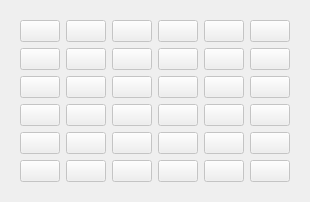
Before: the Qt Designer form src/gui/magictable.ui in sigidagi/chimpanse, drawn with Qt 5.
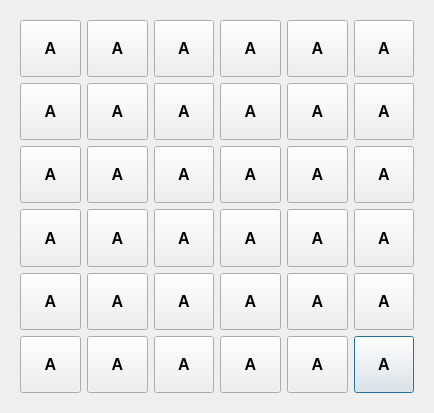
After: the same form once the commit is applied.

Diff of the .ui file:
```diff
--- a/src/gui/magictable.ui
+++ b/src/gui/magictable.ui
@@ -3,7 +3,15 @@
  <class>MagicTable</class>
  <widget class="QDialog" name="MagicTable">
   <property name="enabled">
-   <bool>false</bool>
+   <bool>true</bool>
+  </property>
+  <property name="geometry">
+   <rect>
+    <x>0</x>
+    <y>0</y>
+    <width>434</width>
+    <height>413</height>
+   </rect>
   </property>
   <property name="minimumSize">
    <size>
@@ -21,34 +29,26 @@
    <string>Dialog</string>
   </property>
   <layout class="QGridLayout" name="gridLayout_2">
-   <item row="0" column="0">
+   <item row="1" column="1">
     <widget class="QWidget" name="container" native="true">
-     <layout class="QGridLayout" name="gridLayout">
-      <item row="0" column="0">
-       <layout class="QGridLayout" name="layout">
-        <item row="2" column="5">
-         <widget class="QPushButton" name="field33">
+     <layout class="QGridLayout" name="gridLayout_3">
+      <item row="5" column="5">
+       <widget class="QPushButton" name="field36">
           <property name="sizePolicy">
            <sizepolicy hsizetype="Preferred" vsizetype="Preferred">
             <horstretch>0</horstretch>
             <verstretch>0</verstretch>
            </sizepolicy>
           </property>
-          <property name="text">
-           <string/>
-          </property>
-         </widget>
-        </item>
-        <item row="4" column="5">
-         <widget class="QPushButton" name="field35">
-          <property name="sizePolicy">
-           <sizepolicy hsizetype="Preferred" vsizetype="Preferred">
-            <horstretch>0</horstretch>
-            <verstretch>0</verstretch>
-           </sizepolicy>
-          </property>
+        <property name="font">
+         <font>
+          <pointsize>12</pointsize>
+          <weight>75</weight>
+          <bold>true</bold>
+         </font>
+        </property>
           <property name="text">
-           <string/>
+         <string>A</string>
           </property>
          </widget>
         </item>
@@ -60,8 +60,35 @@
             <verstretch>0</verstretch>
            </sizepolicy>
           </property>
+        <property name="font">
+         <font>
+          <pointsize>12</pointsize>
+          <weight>75</weight>
+          <bold>true</bold>
+         </font>
+        </property>
           <property name="text">
-           <string/>
+         <string>A</string>
+        </property>
+       </widget>
+      </item>
+      <item row="4" column="5">
+       <widget class="QPushButton" name="field35">
+        <property name="sizePolicy">
+         <sizepolicy hsizetype="Preferred" vsizetype="Preferred">
+          <horstretch>0</horstretch>
+          <verstretch>0</verstretch>
+         </sizepolicy>
+        </property>
+        <property name="font">
+         <font>
+          <pointsize>12</pointsize>
+          <weight>75</weight>
+          <bold>true</bold>
+         </font>
+        </property>
+        <property name="text">
+         <string>A</string>
           </property>
          </widget>
         </item>
@@ -73,8 +100,15 @@
             <verstretch>0</verstretch>
            </sizepolicy>
           </property>
+        <property name="font">
+         <font>
+          <pointsize>12</pointsize>
+          <weight>75</weight>
+          <bold>true</bold>
+         </font>
+        </property>
           <property name="text">
-           <string/>
+         <string>A</string>
           </property>
          </widget>
         </item>
@@ -86,8 +120,15 @@
             <verstretch>0</verstretch>
            </sizepolicy>
           </property>
+        <property name="font">
+         <font>
+          <pointsize>12</pointsize>
+          <weight>75</weight>
+          <bold>true</bold>
+         </font>
+        </property>
           <property name="text">
-           <string/>
+         <string>A</string>
           </property>
          </widget>
         </item>
@@ -99,8 +140,15 @@
             <verstretch>0</verstretch>
            </sizepolicy>
           </property>
+        <property name="font">
+         <font>
+          <pointsize>12</pointsize>
+          <weight>75</weight>
+          <bold>true</bold>
+         </font>
+        </property>
           <property name="text">
-           <string/>
+         <string>A</string>
           </property>
          </widget>
         </item>
@@ -112,8 +160,15 @@
             <verstretch>0</verstretch>
            </sizepolicy>
           </property>
+        <property name="font">
+         <font>
+          <pointsize>12</pointsize>
+          <weight>75</weight>
+          <bold>true</bold>
+         </font>
+        </property>
           <property name="text">
-           <string/>
+         <string>A</string>
           </property>
          </widget>
         </item>
@@ -125,8 +180,15 @@
             <verstretch>0</verstretch>
            </sizepolicy>
           </property>
+        <property name="font">
+         <font>
+          <pointsize>12</pointsize>
+          <weight>75</weight>
+          <bold>true</bold>
+         </font>
+        </property>
           <property name="text">
-           <string/>
+         <string>A</string>
           </property>
          </widget>
         </item>
@@ -138,8 +200,15 @@
             <verstretch>0</verstretch>
            </sizepolicy>
           </property>
+        <property name="font">
+         <font>
+          <pointsize>12</pointsize>
+          <weight>75</weight>
+          <bold>true</bold>
+         </font>
+        </property>
           <property name="text">
-           <string/>
+         <string>A</string>
           </property>
          </widget>
         </item>
@@ -151,21 +220,15 @@
             <verstretch>0</verstretch>
            </sizepolicy>
           </property>
-          <property name="text">
-           <string/>
-          </property>
-         </widget>
-        </item>
-        <item row="5" column="5">
-         <widget class="QPushButton" name="field36">
-          <property name="sizePolicy">
-           <sizepolicy hsizetype="Preferred" vsizetype="Preferred">
-            <horstretch>0</horstretch>
-            <verstretch>0</verstretch>
-           </sizepolicy>
-          </property>
+        <property name="font">
+         <font>
+          <pointsize>12</pointsize>
+          <weight>75</weight>
+          <bold>true</bold>
+         </font>
+        </property>
           <property name="text">
-           <string/>
+         <string>A</string>
           </property>
          </widget>
         </item>
@@ -177,8 +240,15 @@
             <verstretch>0</verstretch>
            </sizepolicy>
           </property>
+        <property name="font">
+         <font>
+          <pointsize>12</pointsize>
+          <weight>75</weight>
+          <bold>true</bold>
+         </font>
+        </property>
           <property name="text">
-           <string/>
+         <string>A</string>
           </property>
          </widget>
         </item>
@@ -190,8 +260,15 @@
             <verstretch>0</verstretch>
            </sizepolicy>
           </property>
+        <property name="font">
+         <font>
+          <pointsize>12</pointsize>
+          <weight>75</weight>
+          <bold>true</bold>
+         </font>
+        </property>
           <property name="text">
-           <string/>
+         <string>A</string>
           </property>
          </widget>
         </item>
@@ -203,8 +280,15 @@
             <verstretch>0</verstretch>
            </sizepolicy>
           </property>
+        <property name="font">
+         <font>
+          <pointsize>12</pointsize>
+          <weight>75</weight>
+          <bold>true</bold>
+         </font>
+        </property>
           <property name="text">
-           <string/>
+         <string>A</string>
           </property>
          </widget>
         </item>
@@ -216,8 +300,15 @@
             <verstretch>0</verstretch>
            </sizepolicy>
           </property>
+        <property name="font">
+         <font>
+          <pointsize>12</pointsize>
+          <weight>75</weight>
+          <bold>true</bold>
+         </font>
+        </property>
           <property name="text">
-           <string/>
+         <string>A</string>
           </property>
          </widget>
         </item>
@@ -229,8 +320,15 @@
             <verstretch>0</verstretch>
            </sizepolicy>
           </property>
+        <property name="font">
+         <font>
+          <pointsize>12</pointsize>
+          <weight>75</weight>
+          <bold>true</bold>
+         </font>
+        </property>
           <property name="text">
-           <string/>
+         <string>A</string>
           </property>
          </widget>
         </item>
@@ -242,8 +340,15 @@
             <verstretch>0</verstretch>
            </sizepolicy>
           </property>
+        <property name="font">
+         <font>
+          <pointsize>12</pointsize>
+          <weight>75</weight>
+          <bold>true</bold>
+         </font>
+        </property>
           <property name="text">
-           <string/>
+         <string>A</string>
           </property>
          </widget>
         </item>
@@ -255,8 +360,15 @@
             <verstretch>0</verstretch>
            </sizepolicy>
           </property>
+        <property name="font">
+         <font>
+          <pointsize>12</pointsize>
+          <weight>75</weight>
+          <bold>true</bold>
+         </font>
+        </property>
           <property name="text">
-           <string/>
+         <string>A</string>
           </property>
          </widget>
         </item>
@@ -268,8 +380,15 @@
             <verstretch>0</verstretch>
            </sizepolicy>
           </property>
+        <property name="font">
+         <font>
+          <pointsize>12</pointsize>
+          <weight>75</weight>
+          <bold>true</bold>
+         </font>
+        </property>
           <property name="text">
-           <string/>
+         <string>A</string>
           </property>
          </widget>
         </item>
@@ -281,8 +400,15 @@
             <verstretch>0</verstretch>
            </sizepolicy>
           </property>
+        <property name="font">
+         <font>
+          <pointsize>12</pointsize>
+          <weight>75</weight>
+          <bold>true</bold>
+         </font>
+        </property>
           <property name="text">
-           <string/>
+         <string>A</string>
           </property>
          </widget>
         </item>
@@ -294,8 +420,15 @@
             <verstretch>0</verstretch>
            </sizepolicy>
           </property>
+        <property name="font">
+         <font>
+          <pointsize>12</pointsize>
+          <weight>75</weight>
+          <bold>true</bold>
+         </font>
+        </property>
           <property name="text">
-           <string/>
+         <string>A</string>
           </property>
          </widget>
         </item>
@@ -307,8 +440,15 @@
             <verstretch>0</verstretch>
            </sizepolicy>
           </property>
+        <property name="font">
+         <font>
+          <pointsize>12</pointsize>
+          <weight>75</weight>
+          <bold>true</bold>
+         </font>
+        </property>
           <property name="text">
-           <string/>
+         <string>A</string>
           </property>
          </widget>
         </item>
@@ -320,8 +460,15 @@
             <verstretch>0</verstretch>
            </sizepolicy>
           </property>
+        <property name="font">
+         <font>
+          <pointsize>12</pointsize>
+          <weight>75</weight>
+          <bold>true</bold>
+         </font>
+        </property>
           <property name="text">
-           <string/>
+         <string>A</string>
           </property>
          </widget>
         </item>
@@ -333,47 +480,75 @@
             <verstretch>0</verstretch>
            </sizepolicy>
           </property>
+        <property name="font">
+         <font>
+          <pointsize>12</pointsize>
+          <weight>75</weight>
+          <bold>true</bold>
+         </font>
+        </property>
           <property name="text">
-           <string/>
+         <string>A</string>
           </property>
          </widget>
         </item>
         <item row="0" column="1">
-         <widget class="QPushButton" name="field07">
+       <widget class="QPushButton" name="field7">
           <property name="sizePolicy">
            <sizepolicy hsizetype="Preferred" vsizetype="Preferred">
             <horstretch>0</horstretch>
             <verstretch>0</verstretch>
            </sizepolicy>
           </property>
+        <property name="font">
+         <font>
+          <pointsize>12</pointsize>
+          <weight>75</weight>
+          <bold>true</bold>
+         </font>
+        </property>
           <property name="text">
-           <string/>
+         <string>A</string>
           </property>
          </widget>
         </item>
         <item row="1" column="1">
-         <widget class="QPushButton" name="field08">
+       <widget class="QPushButton" name="field8">
           <property name="sizePolicy">
            <sizepolicy hsizetype="Preferred" vsizetype="Preferred">
             <horstretch>0</horstretch>
             <verstretch>0</verstretch>
            </sizepolicy>
           </property>
+        <property name="font">
+         <font>
+          <pointsize>12</pointsize>
+          <weight>75</weight>
+          <bold>true</bold>
+         </font>
+        </property>
           <property name="text">
-           <string/>
+         <string>A</string>
           </property>
          </widget>
         </item>
         <item row="2" column="1">
-         <widget class="QPushButton" name="field09">
+       <widget class="QPushButton" name="field9">
           <property name="sizePolicy">
            <sizepolicy hsizetype="Preferred" vsizetype="Preferred">
             <horstretch>0</horstretch>
             <verstretch>0</verstretch>
            </sizepolicy>
           </property>
+        <property name="font">
+         <font>
+          <pointsize>12</pointsize>
+          <weight>75</weight>
+          <bold>true</bold>
+         </font>
+        </property>
           <property name="text">
-           <string/>
+         <string>A</string>
           </property>
          </widget>
         </item>
@@ -385,8 +560,15 @@
             <verstretch>0</verstretch>
            </sizepolicy>
           </property>
+        <property name="font">
+         <font>
+          <pointsize>12</pointsize>
+          <weight>75</weight>
+          <bold>true</bold>
+         </font>
+        </property>
           <property name="text">
-           <string/>
+         <string>A</string>
           </property>
          </widget>
         </item>
@@ -398,103 +580,177 @@
             <verstretch>0</verstretch>
            </sizepolicy>
           </property>
+        <property name="font">
+         <font>
+          <pointsize>12</pointsize>
+          <weight>75</weight>
+          <bold>true</bold>
+         </font>
+        </property>
           <property name="text">
-           <string/>
+         <string>A</string>
+        </property>
+       </widget>
+      </item>
+      <item row="5" column="1">
+       <widget class="QPushButton" name="field12">
+        <property name="sizePolicy">
+         <sizepolicy hsizetype="Preferred" vsizetype="Preferred">
+          <horstretch>0</horstretch>
+          <verstretch>0</verstretch>
+         </sizepolicy>
+        </property>
+        <property name="font">
+         <font>
+          <pointsize>12</pointsize>
+          <weight>75</weight>
+          <bold>true</bold>
+         </font>
+        </property>
+        <property name="text">
+         <string>A</string>
           </property>
          </widget>
         </item>
         <item row="0" column="0">
-         <widget class="QPushButton" name="field01">
+       <widget class="QPushButton" name="field1">
           <property name="sizePolicy">
            <sizepolicy hsizetype="Preferred" vsizetype="Preferred">
             <horstretch>0</horstretch>
             <verstretch>0</verstretch>
            </sizepolicy>
           </property>
+        <property name="font">
+         <font>
+          <pointsize>12</pointsize>
+          <weight>75</weight>
+          <bold>true</bold>
+         </font>
+        </property>
           <property name="text">
-           <string/>
+         <string>A</string>
           </property>
          </widget>
         </item>
         <item row="1" column="0">
-         <widget class="QPushButton" name="field02">
+       <widget class="QPushButton" name="field2">
           <property name="sizePolicy">
            <sizepolicy hsizetype="Preferred" vsizetype="Preferred">
             <horstretch>0</horstretch>
             <verstretch>0</verstretch>
            </sizepolicy>
           </property>
+        <property name="font">
+         <font>
+          <pointsize>12</pointsize>
+          <weight>75</weight>
+          <bold>true</bold>
+         </font>
+        </property>
           <property name="text">
-           <string/>
+         <string>A</string>
           </property>
          </widget>
         </item>
         <item row="2" column="0">
-         <widget class="QPushButton" name="field03">
+       <widget class="QPushButton" name="field3">
           <property name="sizePolicy">
            <sizepolicy hsizetype="Preferred" vsizetype="Preferred">
             <horstretch>0</horstretch>
             <verstretch>0</verstretch>
            </sizepolicy>
           </property>
+        <property name="font">
+         <font>
+          <pointsize>12</pointsize>
+          <weight>75</weight>
+          <bold>true</bold>
+         </font>
+        </property>
           <property name="text">
-           <string/>
+         <string>A</string>
           </property>
          </widget>
         </item>
         <item row="3" column="0">
-         <widget class="QPushButton" name="field04">
+       <widget class="QPushButton" name="field4">
           <property name="sizePolicy">
            <sizepolicy hsizetype="Preferred" vsizetype="Preferred">
             <horstretch>0</horstretch>
             <verstretch>0</verstretch>
            </sizepolicy>
           </property>
+        <property name="font">
+         <font>
+          <pointsize>12</pointsize>
+          <weight>75</weight>
+          <bold>true</bold>
+         </font>
+        </property>
           <property name="text">
-           <string/>
+         <string>A</string>
           </property>
          </widget>
         </item>
         <item row="4" column="0">
-         <widget class="QPushButton" name="field05">
+       <widget class="QPushButton" name="field5">
           <property name="sizePolicy">
            <sizepolicy hsizetype="Preferred" vsizetype="Preferred">
             <horstretch>0</horstretch>
             <verstretch>0</verstretch>
            </sizepolicy>
           </property>
+        <property name="font">
+         <font>
+          <pointsize>12</pointsize>
+          <weight>75</weight>
+          <bold>true</bold>
+         </font>
+        </property>
           <property name="text">
-           <string/>
+         <string>A</string>
           </property>
          </widget>
         </item>
         <item row="5" column="0">
-         <widget class="QPushButton" name="field06">
+       <widget class="QPushButton" name="field6">
           <property name="sizePolicy">
            <sizepolicy hsizetype="Preferred" vsizetype="Preferred">
             <horstretch>0</horstretch>
             <verstretch>0</verstretch>
            </sizepolicy>
           </property>
+        <property name="font">
+         <font>
+          <pointsize>12</pointsize>
+          <weight>75</weight>
+          <bold>true</bold>
+         </font>
+        </property>
           <property name="text">
-           <string/>
+         <string>A</string>
           </property>
          </widget>
         </item>
-        <item row="5" column="1">
-         <widget class="QPushButton" name="field12">
+      <item row="2" column="5">
+       <widget class="QPushButton" name="field33">
           <property name="sizePolicy">
            <sizepolicy hsizetype="Preferred" vsizetype="Preferred">
             <horstretch>0</horstretch>
             <verstretch>0</verstretch>
            </sizepolicy>
           </property>
+        <property name="font">
+         <font>
+          <pointsize>12</pointsize>
+          <weight>75</weight>
+          <bold>true</bold>
+         </font>
+        </property>
           <property name="text">
-           <string/>
-          </property>
-         </widget>
-        </item>
-       </layout>
+         <string>A</string>
+        </property>
+       </widget>
       </item>
      </layout>
     </widget>
```
Lines whose indentation alone changed are shown as unchanged.
